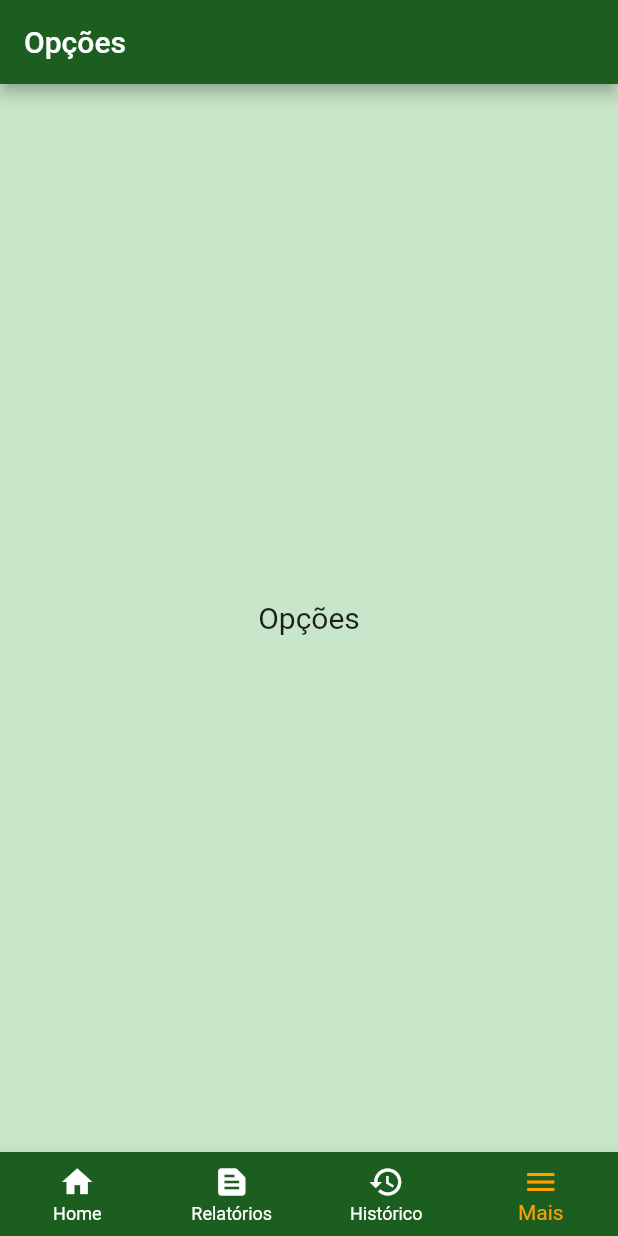
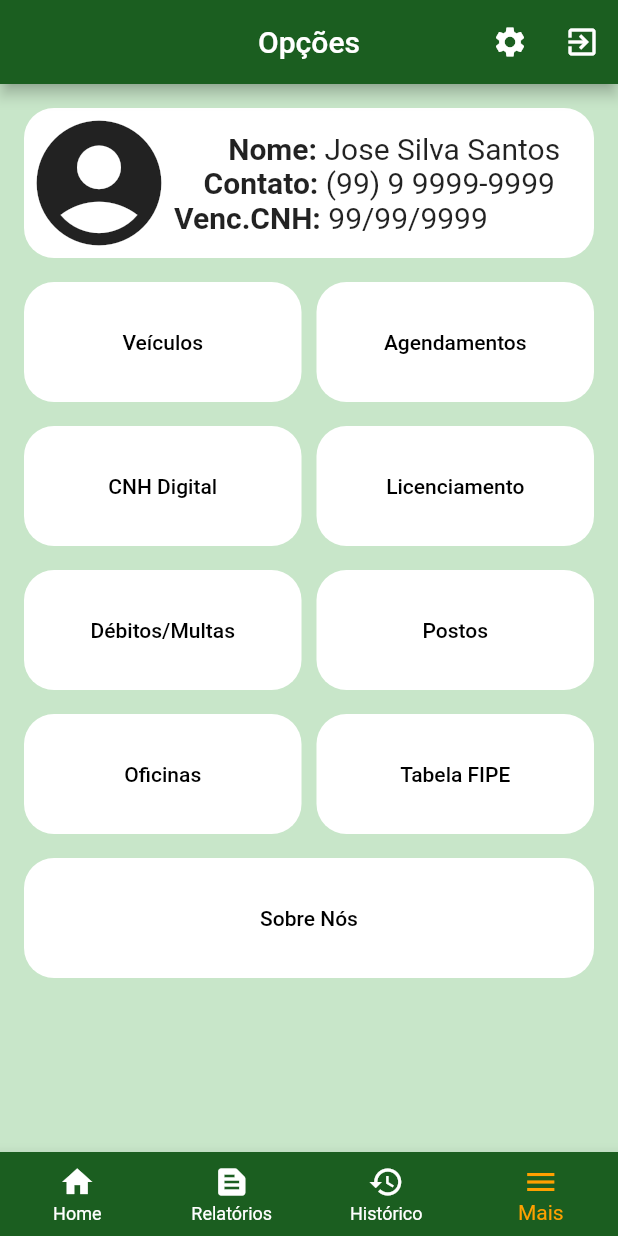
Before and after one commit to MoraesDev1/drive_ease, a Flutter app: the screen it shows after launch, swiped to page 4, on a phone screen of 412 x 824 dp. Run offline on Flutter 3.47's test engine with Material 3 defaults, Android fonts, the light colour scheme and no system bars; our stand-ins replace fl_chart, sqflite; accounts and stored records are empty.

Commit message:
Tela Options

```diff
--- a/driveease_v1/lib/Pages/Display/historic_page.dart
+++ b/driveease_v1/lib/Pages/Display/historic_page.dart
@@ -191,6 +191,7 @@ class _HistoricPageState extends State<HistoricPage> {
       child: Scaffold(
         backgroundColor: Utils.corFundo,
         appBar: AppBar(
+          centerTitle: true,
           title: const Text('Histórico'),
           backgroundColor: Utils.verdePrimario,
           bottom: PreferredSize(
--- a/driveease_v1/lib/Pages/Display/home_page.dart
+++ b/driveease_v1/lib/Pages/Display/home_page.dart
@@ -18,6 +18,7 @@ class _HomePageState extends State<HomePage> {
       backgroundColor: Utils.corFundo,
       appBar: AppBar(
         title: const Text('Homepage'),
+        centerTitle: true,
         backgroundColor: Utils.verdePrimario,
       ),
       body: const Padding(
--- a/driveease_v1/lib/Pages/Display/report_page.dart
+++ b/driveease_v1/lib/Pages/Display/report_page.dart
@@ -68,6 +68,7 @@ class _ReportPageState extends State<ReportPage> {
         backgroundColor: Utils.corFundo,
         appBar: AppBar(
           title: const Text('Relatórios'),
+          centerTitle: true,
           backgroundColor: Utils.verdePrimario,
           bottom: PreferredSize(
             preferredSize: const Size.fromHeight(kToolbarHeight),
--- a/driveease_v1/lib/Pages/Pillar/options_page.dart
+++ b/driveease_v1/lib/Pages/Pillar/options_page.dart
@@ -1,22 +1,112 @@
+import 'package:driveease_v1/Pages/Pillar/layout_page.dart';
 import 'package:driveease_v1/Utils/colors_utils.dart';
+import 'package:driveease_v1/Widgets/Cards/card_account.dart';
+import 'package:driveease_v1/Widgets/Cards/card_nav_to_page.dart';
 import 'package:flutter/material.dart';
 
 class OptionsPage extends StatelessWidget {
   const OptionsPage({super.key});
+  final double paddingDaTela = 16;
 
   @override
   Widget build(BuildContext context) {
     return Scaffold(
+      backgroundColor: Utils.corFundo,
       appBar: AppBar(
+        actions: [
+          IconButton(onPressed: () {}, icon: const Icon(Icons.settings)),
+          IconButton(
+            onPressed: () {},
+            icon: const Icon(Icons.exit_to_app),
+          ),
+        ],
         title: const Text('Opções'),
+        centerTitle: true,
         backgroundColor: Utils.verdePrimario,
       ),
-      body: Container(
-        color: Colors.green[100],
-        child: const Center(
-          child: Text(
-            'Opções',
-            style: TextStyle(fontSize: 20),
+      body: SingleChildScrollView(
+        child: Padding(
+          padding: EdgeInsets.only(
+              top: paddingDaTela, left: paddingDaTela, right: paddingDaTela),
+          child: const Column(
+            children: [
+              CardAccount(),
+              Padding(
+                padding: EdgeInsets.only(top: 16),
+                child: Row(
+                  children: [
+                    CardNavToPage(
+                      nomeDaPage: 'Veículos',
+                      page: LayoutPage(),
+                    ),
+                    SizedBox(width: 10),
+                    CardNavToPage(
+                      nomeDaPage: 'Agendamentos',
+                      page: LayoutPage(),
+                    ),
+                  ],
+                ),
+              ),
+              Padding(
+                padding: EdgeInsets.only(top: 16),
+                child: Row(
+                  children: [
+                    CardNavToPage(
+                      nomeDaPage: 'CNH Digital',
+                      page: LayoutPage(),
+                    ),
+                    SizedBox(width: 10),
+                    CardNavToPage(
+                      nomeDaPage: 'Licenciamento',
+                      page: LayoutPage(),
+                    ),
+                  ],
+                ),
+              ),
+              Padding(
+                padding: EdgeInsets.only(top: 16),
+                child: Row(
+                  children: [
+                    CardNavToPage(
+                      nomeDaPage: 'Débitos/Multas',
+                      page: LayoutPage(),
+                    ),
+                    SizedBox(width: 10),
+                    CardNavToPage(
+                      nomeDaPage: 'Postos',
+                      page: LayoutPage(),
+                    ),
+                  ],
+                ),
+              ),
+              Padding(
+                padding: EdgeInsets.only(top: 16),
+                child: Row(
+                  children: [
+                    CardNavToPage(
+                      nomeDaPage: 'Oficinas',
+                      page: LayoutPage(),
+                    ),
+                    SizedBox(width: 10),
+                    CardNavToPage(
+                      nomeDaPage: 'Tabela FIPE',
+                      page: LayoutPage(),
+                    ),
+                  ],
+                ),
+              ),
+              Padding(
+                padding: EdgeInsets.only(top: 16),
+                child: Row(
+                  children: [
+                    CardNavToPage(
+                      nomeDaPage: 'Sobre Nós',
+                      page: LayoutPage(),
+                    ),
+                  ],
+                ),
+              ),
+            ],
           ),
         ),
       ),
--- /dev/null
+++ b/driveease_v1/lib/Widgets/Cards/card_account.dart
@@ -0,0 +1,88 @@
+import 'package:flutter/material.dart';
+
+class CardAccount extends StatelessWidget {
+  const CardAccount({super.key});
+  final double alturaContainer = 100;
+
+  @override
+  Widget build(BuildContext context) {
+    return Row(
+      mainAxisAlignment: MainAxisAlignment.center,
+      children: [
+        Expanded(
+          child: Container(
+            height: alturaContainer,
+            decoration: BoxDecoration(
+              color: Colors.white,
+              borderRadius: BorderRadius.circular(20),
+            ),
+            child: Row(
+              children: [
+                Icon(
+                  Icons.account_circle_rounded,
+                  size: alturaContainer,
+                ),
+                const Column(
+                  mainAxisAlignment: MainAxisAlignment.center,
+                  children: [
+                    Row(
+                      children: [
+                        Text(
+                          '       Nome: ',
+                          style: TextStyle(
+                            fontWeight: FontWeight.bold,
+                            fontSize: 20,
+                          ),
+                        ),
+                        Text(
+                          'Jose Silva Santos',
+                          style: TextStyle(
+                            fontSize: 20,
+                          ),
+                        ),
+                      ],
+                    ),
+                    Row(
+                      children: [
+                        Text(
+                          '   Contato: ',
+                          style: TextStyle(
+                            fontWeight: FontWeight.bold,
+                            fontSize: 20,
+                          ),
+                        ),
+                        Text(
+                          '(99) 9 9999-9999',
+                          style: TextStyle(
+                            fontSize: 20,
+                          ),
+                        ),
+                      ],
+                    ),
+                    Row(
+                      children: [
+                        Text(
+                          'Venc.CNH: ',
+                          style: TextStyle(
+                            fontWeight: FontWeight.bold,
+                            fontSize: 20,
+                          ),
+                        ),
+                        Text(
+                          '99/99/9999          ',
+                          style: TextStyle(
+                            fontSize: 20,
+                          ),
+                        ),
+                      ],
+                    ),
+                  ],
+                )
+              ],
+            ),
+          ),
+        ),
+      ],
+    );
+  }
+}
--- /dev/null
+++ b/driveease_v1/lib/Widgets/Cards/card_nav_to_page.dart
@@ -0,0 +1,35 @@
+import 'package:flutter/material.dart';
+
+class CardNavToPage extends StatelessWidget {
+  const CardNavToPage(
+      {super.key, required this.nomeDaPage, required this.page});
+  final double alturaContainer = 80;
+  final String nomeDaPage;
+  final Widget page;
+
+  @override
+  Widget build(BuildContext context) {
+    return Expanded(
+      child: Container(
+        height: alturaContainer,
+        decoration: BoxDecoration(
+          color: Colors.white,
+          borderRadius: BorderRadius.circular(20),
+        ),
+        child: TextButton(
+          child: Text(
+            nomeDaPage,
+            style: const TextStyle(
+              color: Colors.black,
+            ),
+          ),
+          onPressed: () => Navigator.of(context).pushReplacement(
+            MaterialPageRoute(
+              builder: (context) => page,
+            ),
+          ),
+        ),
+      ),
+    );
+  }
+}
```
